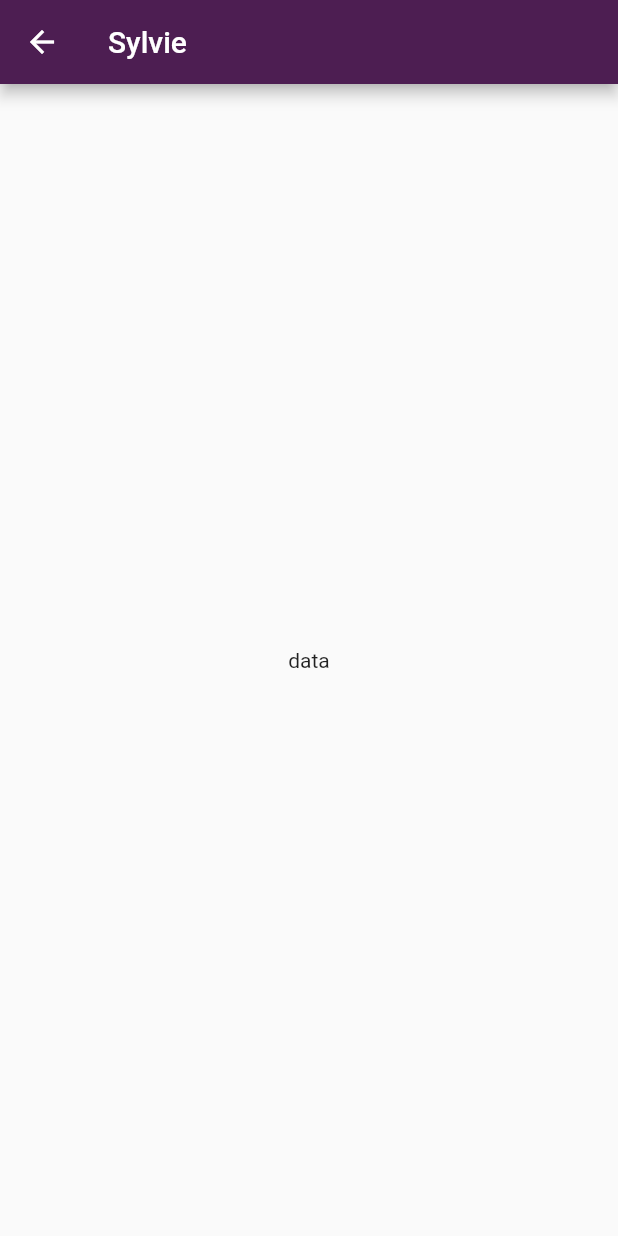
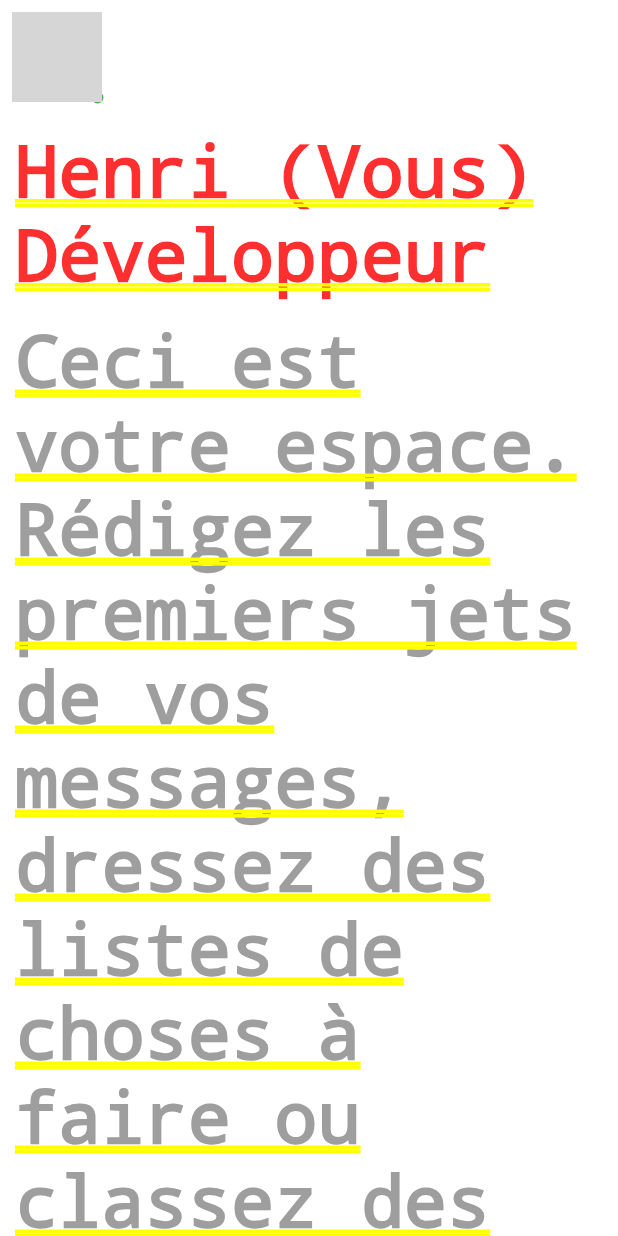
Before and after one commit to henrimengDEV/AL--Flutter, a Flutter app: the screen it shows after launch, after a tap on the "edit" icon, on a phone screen of 412 x 824 dp. Run offline on Flutter 3.47's test engine with Material 2 defaults, Android fonts, the phone set to English and light mode, and no system bars; our stand-ins replace firebase_auth, firebase_core, flutter_redux, redux, redux_thunk; accounts and stored records are empty; network calls fail; grey boxes are pictures that could not be loaded.

Commit message:
[ADD] Conversation Page
Il manque le champs d'écriture

```diff
--- a/lib/screens/conversation_page.dart
+++ b/lib/screens/conversation_page.dart
@@ -1,7 +1,12 @@
+import 'package:flutter/cupertino.dart';
 import 'package:flutter/material.dart';
 import 'package:flutter_redux/flutter_redux.dart';
 import 'package:my_first_app/model/customer.dart';
 import 'package:my_first_app/redux/app_state.dart';
+import 'package:my_first_app/widgets/slack/stateless/slack_button_avatar.dart';
+
+import '../constants/styles.dart';
+import '../widgets/slack/stateless/slack_avatar.dart';
 
 class ConversationPage extends StatelessWidget {
   const ConversationPage({super.key});
@@ -10,12 +15,96 @@ class ConversationPage extends StatelessWidget {
   Widget build(BuildContext context) {
     Customer customer = StoreProvider.of<AppState>(context).state.customer;
 
-    return Scaffold(
-      appBar: AppBar(
-        title: Text(customer.email),
-        centerTitle: false,
-      ),
-      body: Center(child: Text("data")),
+    return Column(
+      crossAxisAlignment: CrossAxisAlignment.start,
+      // appBar: AppBar(
+      //   title: Text(customer.email),
+      //   centerTitle: false,
+      // ),
+      children: [
+        SlackButtonAvatar(
+          imgUrl: customer.imgUrl,
+          imgSize: 60,
+          gap: 15,
+          isConnected: customer.isConnected,
+          child: DefaultTextStyle(
+            style: const TextStyle(fontSize: 15, color: Colors.black),
+            child: Column(
+              children: [],
+            ),
+          ),
+        ),
+        Padding(
+          padding: EdgeInsets.only(left: 10, top: 10),
+          child: Text(
+            "Henri (Vous)",
+            style: const TextStyle(fontWeight: FontWeight.bold),
+          ),
+        ),
+        Padding(
+          padding: EdgeInsets.only(left: 10),
+          child: Text("Développeur"),
+        ),
+        Container(
+          margin: EdgeInsets.only(top: 15, bottom: 15),
+          child: Padding(
+            padding: EdgeInsets.only(left: 10),
+            child: Text(
+              "Ceci est votre espace. Rédigez les premiers jets de vos messages, "
+              "dressez des listes de choses à faire ou classez des liens et des fichiers. "
+              "Ici, vous pouvez aussi vous parler à vous-même, mais gardez à l'esprit que vous devrez "
+              "à la fois poser les questions et fournir les réponses.",
+              style: TextStyle(
+                color: Colors.grey,
+              ),
+            ),
+          ),
+        ),
+        Wrap(
+          children: [
+            Divider(
+              color: Colors.black,
+            ),
+            Container(
+              margin: EdgeInsets.only(top: 10),
+              child: Padding(
+                padding: EdgeInsets.only(left: 10),
+                child: Row(
+                  children: [
+                    Text("PHOTO"),
+                    Padding(
+                      padding: EdgeInsets.only(left: 10),
+                      child: Column(
+                        crossAxisAlignment: CrossAxisAlignment.start,
+                        children: [
+                          Container(
+                            margin: EdgeInsets.only(bottom: 5),
+                            child: Row(
+                              children: [
+                                Container(
+                                  margin: EdgeInsets.only(right: 5),
+                                  child: Text("Henri"),
+                                ),
+                                Text(
+                                  "11 h 22",
+                                  style: TextStyle(
+                                    color: Colors.grey,
+                                  ),
+                                ),
+                              ],
+                            ),
+                          ),
+                          Text("MON MESSAGE .........................."),
+                        ],
+                      ),
+                    )
+                  ],
+                ),
+              ),
+            ),
+          ],
+        ),
+      ],
     );
   }
 }
```
